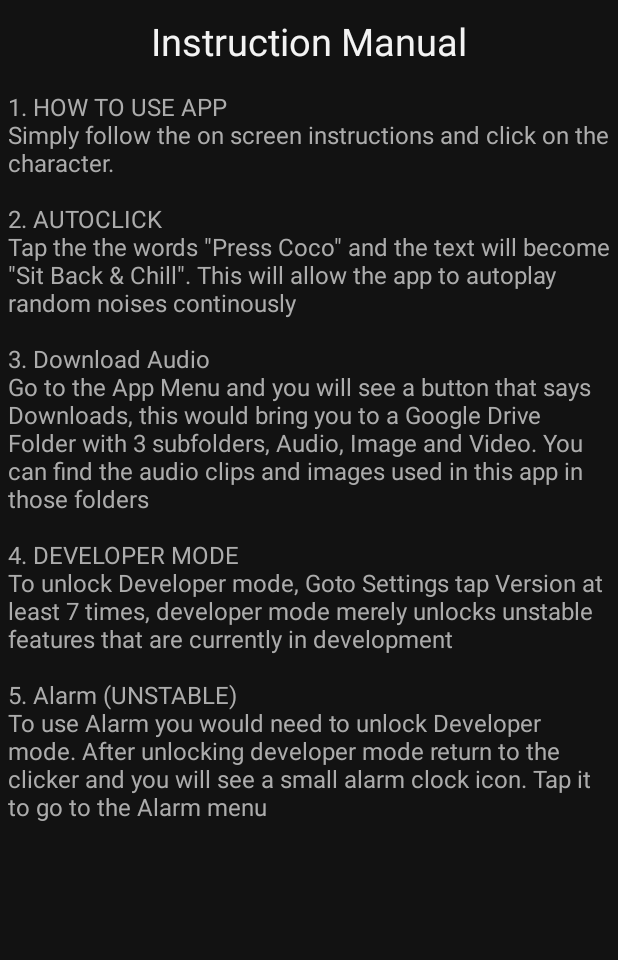
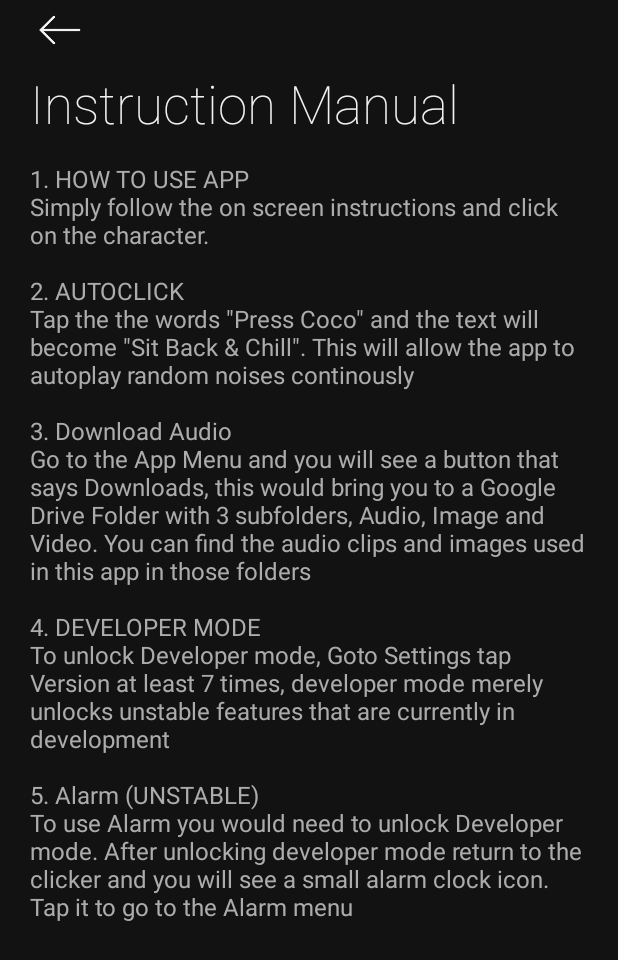
Before and after one commit to YuzuMin/Hololive-CEO-Yagoo-Noises, an Android app: the Reader screen opened directly, with no data from a screen before it, on a phone screen of 412 x 824 dp. Shown: the top 960 px of the screen. Run offline under Robolectric (Android 15) with nearby library versions, the phone set to English and light mode, and no system bars; 1 statement that could not run was skipped.

Commit message:
Update reader.xml

```diff
--- a/Tumbleweed/YagooNoises/app/src/main/res/layout/reader.xml
+++ b/Tumbleweed/YagooNoises/app/src/main/res/layout/reader.xml
@@ -12,15 +12,34 @@
         android:layout_height="match_parent"
         android:orientation="vertical">
 
-        <TextView
-            android:id="@+id/reader_title"
+        <LinearLayout
+            android:layout_marginBottom="10dp"
+            android:orientation="vertical"
             android:layout_width="match_parent"
-            android:layout_marginVertical="10dp"
-            android:textColor="@color/porcelain"
-            android:layout_height="wrap_content"
-            android:textSize="25dp"
-            android:textAlignment="center"
-            android:text="" />
+            android:paddingHorizontal="20dp"
+            android:layout_height="wrap_content">
+
+
+            <ImageView
+                android:id="@+id/back_btn"
+                android:layout_gravity="center_vertical"
+                android:src="@drawable/abt_back"
+                android:layout_width="40dp"
+                android:layout_height="40dp"/>
+
+            <TextView
+                android:id="@+id/reader_title"
+                android:layout_width="match_parent"
+                android:layout_height="wrap_content"
+                android:paddingVertical="5dp"
+                android:fontFamily="sans-serif-thin"
+                android:text=""
+                android:textAlignment="viewStart"
+                android:textColor="@color/porcelain"
+                android:textSize="35sp" />
+        </LinearLayout>
+
+
 
         <ScrollView
             android:layout_width="match_parent"
@@ -29,7 +48,7 @@
             <LinearLayout
                 android:layout_width="match_parent"
                 android:layout_height="wrap_content"
-                android:padding="5dp"
+                android:paddingHorizontal="20dp"
                 android:orientation="vertical" >
 
                 <TextView
```
